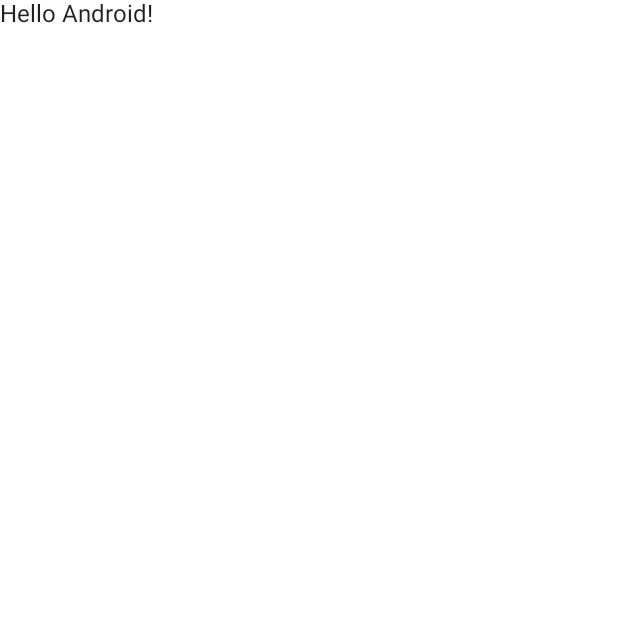
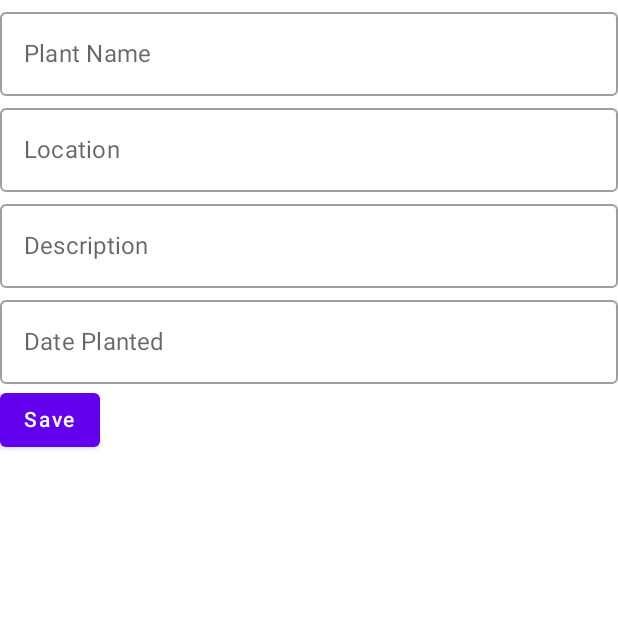
Before and after one commit to annedawson/MyPlantDiary, an Android app built with Jetpack Compose: the screen it shows after launch (MainActivity), on a phone screen of 412 x 824 dp, the top half of it. Before the commit the part shown is almost empty. Run offline under Robolectric (Android 15) with nearby library versions, the phone set to English and light mode, and no system bars.

Commit message:
Refactor Greetings to SpecimenFacts

```diff
--- a/app/src/main/java/net/annedawson/myplantdiary/v32001/MainActivity.kt
+++ b/app/src/main/java/net/annedawson/myplantdiary/v32001/MainActivity.kt
@@ -1,14 +1,18 @@
 package net.annedawson.myplantdiary.v32001
 
 import android.os.Bundle
+import android.widget.Toast
 import androidx.activity.ComponentActivity
 import androidx.activity.compose.setContent
+import androidx.compose.foundation.layout.Column
 import androidx.compose.foundation.layout.fillMaxSize
-import androidx.compose.material.MaterialTheme
-import androidx.compose.material.Surface
-import androidx.compose.material.Text
-import androidx.compose.runtime.Composable
+import androidx.compose.foundation.layout.fillMaxWidth
+import androidx.compose.material.*
+import androidx.compose.runtime.*
 import androidx.compose.ui.Modifier
+import androidx.compose.ui.platform.LocalContext
+import androidx.compose.ui.res.stringResource
+//import androidx.compose.ui.tooling.data.EmptyGroup.location
 import androidx.compose.ui.tooling.preview.Preview
 import net.annedawson.myplantdiary.v32001.ui.theme.MyPlantDiaryTheme
 
@@ -22,7 +26,7 @@ class MainActivity : ComponentActivity() {
                     modifier = Modifier.fillMaxSize(),
                     color = MaterialTheme.colors.background
                 ) {
-                    Greeting("Android")
+                    SpecimenFacts()
                 }
             }
         }
@@ -30,14 +34,55 @@ class MainActivity : ComponentActivity() {
 }
 
 @Composable
-fun Greeting(name: String) {
-    Text(text = "Hello $name!")
+fun SpecimenFacts() {
+    var plantName by remember { mutableStateOf("")}
+    var location by remember { mutableStateOf("")}
+    var description by remember { mutableStateOf("")}
+    var datePlanted by remember { mutableStateOf("")}
+    val context = LocalContext.current
+    // a context is an interface to global info about an app,
+    // and allows access to app-specific resources
+    // https://developer.android.com/reference/android/content/Context.html
+
+    Column {
+        OutlinedTextField(
+            value = plantName,
+            onValueChange = {plantName = it},
+            label = { Text(stringResource(R.string.plantName))},
+            modifier = Modifier.fillMaxWidth()
+        )
+        OutlinedTextField(
+            value = location,
+            onValueChange = {location = it},
+            label = { Text(stringResource(R.string.location))},
+            modifier = Modifier.fillMaxWidth()
+        )
+        OutlinedTextField(
+            value = description,
+            onValueChange = {description = it},
+            label = { Text(stringResource(R.string.description))},
+            modifier = Modifier.fillMaxWidth()
+        )
+        OutlinedTextField(
+            value = datePlanted,
+            onValueChange = {datePlanted = it},
+            label = { Text(stringResource(R.string.datePlanted))},
+            modifier = Modifier.fillMaxWidth()
+        )
+        Button (
+            onClick = {
+                Toast.makeText(context, "$plantName $location $description $datePlanted", Toast.LENGTH_LONG).show()
+            }
+        ){
+            Text(text = "Save")
+        }
+    }
 }
 
 @Preview(showBackground = true)
 @Composable
 fun DefaultPreview() {
     MyPlantDiaryTheme {
-        Greeting("Android")
+        SpecimenFacts()
     }
 }
--- a/app/src/main/res/values/strings.xml
+++ b/app/src/main/res/values/strings.xml
@@ -1,3 +1,7 @@
 <resources>
     <string name="app_name">MyPlantDiary</string>
+    <string name="plantName">Plant Name</string>
+    <string name="location">Location</string>
+    <string name="description">Description</string>
+    <string name="datePlanted">Date Planted</string>
 </resources>
--- a/build.gradle
+++ b/build.gradle
@@ -1,10 +1,10 @@
 buildscript {
     ext {
-        compose_ui_version = '1.1.1'
+        compose_ui_version = '1.2.0-alpha03'
     }
 }// Top-level build file where you can add configuration options common to all sub-projects/modules.
 plugins {
-    id 'com.android.application' version '7.3.0-beta03' apply false
-    id 'com.android.library' version '7.3.0-beta03' apply false
+    id 'com.android.application' version '7.3.0-beta04' apply false
+    id 'com.android.library' version '7.3.0-beta04' apply false
     id 'org.jetbrains.kotlin.android' version '1.6.10' apply false
 }
```
